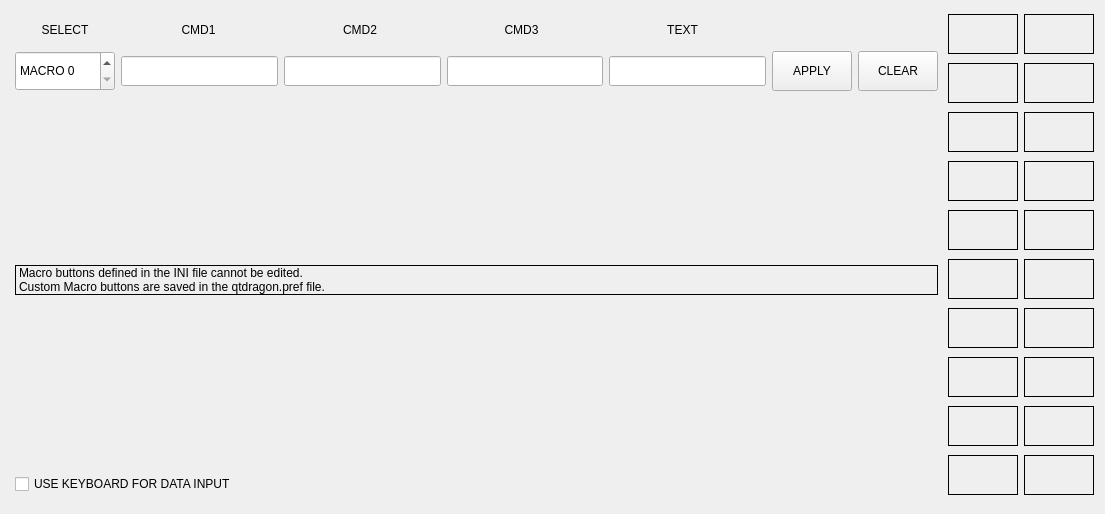
This is utils/custom_macros.ui in persei802/QtDragon_hd as Qt 5 draws it before an edit. The edited form follows.
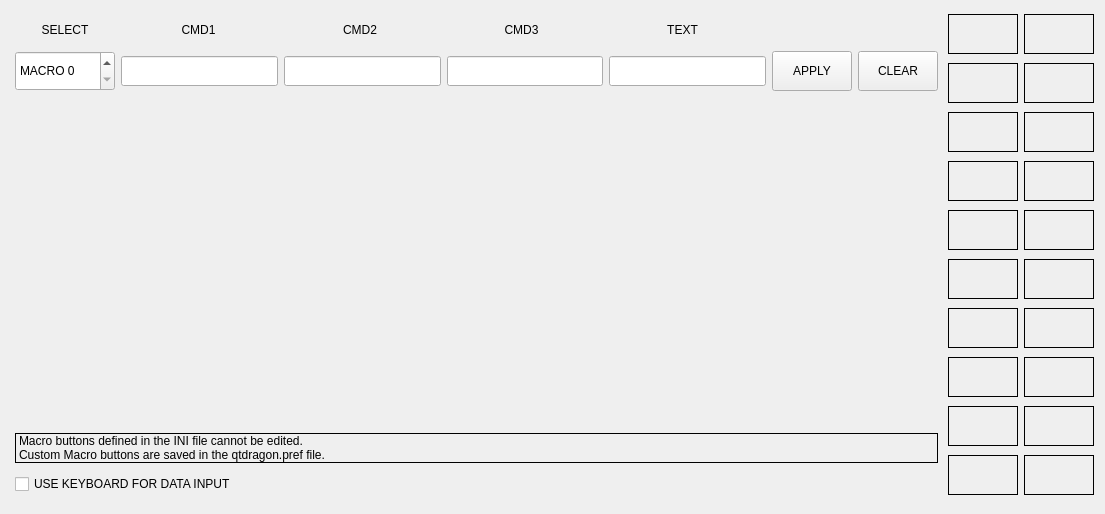
This is the edited form.

Diff of the .ui file:
```diff
--- a/utils/custom_macros.ui
+++ b/utils/custom_macros.ui
@@ -424,19 +424,6 @@
        </property>
       </widget>
      </item>
-     <item>
-      <spacer name="verticalSpacer">
-       <property name="orientation">
-        <enum>Qt::Vertical</enum>
-       </property>
-       <property name="sizeHint" stdset="0">
-        <size>
-         <width>20</width>
-         <height>40</height>
-        </size>
-       </property>
-      </spacer>
-     </item>
      <item>
       <widget class="QCheckBox" name="chk_use_keyboard">
        <property name="sizePolicy">
```
Left out of the diff: 17 changed lines with no effect on the pictures.
